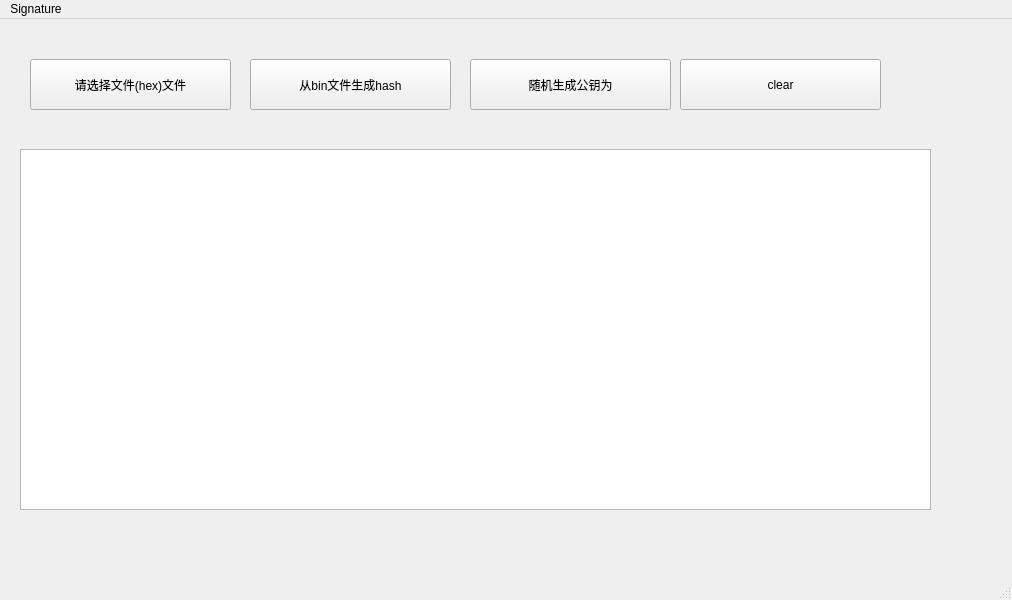
Qt form mainwindow.ui (VendettaXX/Signature) before a commit.
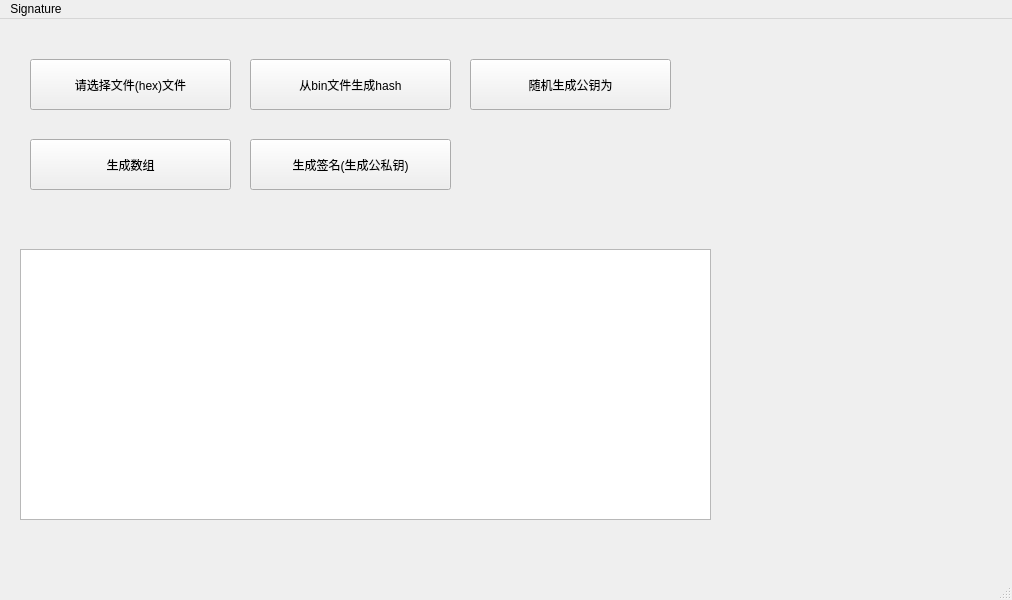
The same form after that commit.

What changed in the file:
```diff
--- a/mainwindow.ui
+++ b/mainwindow.ui
@@ -31,9 +31,9 @@
     <property name="geometry">
      <rect>
       <x>20</x>
-      <y>130</y>
-      <width>911</width>
-      <height>361</height>
+      <y>230</y>
+      <width>691</width>
+      <height>271</height>
      </rect>
     </property>
    </widget>
@@ -66,14 +66,27 @@
    <widget class="QPushButton" name="clear">
     <property name="geometry">
      <rect>
-      <x>680</x>
-      <y>40</y>
+      <x>30</x>
+      <y>120</y>
       <width>201</width>
       <height>51</height>
      </rect>
     </property>
     <property name="text">
-     <string>clear</string>
+     <string>生成数组</string>
+    </property>
+   </widget>
+   <widget class="QPushButton" name="create_signature_without_key">
+    <property name="geometry">
+     <rect>
+      <x>250</x>
+      <y>120</y>
+      <width>201</width>
+      <height>51</height>
+     </rect>
+    </property>
+    <property name="text">
+     <string>生成签名(生成公私钥)</string>
     </property>
    </widget>
   </widget>
```
